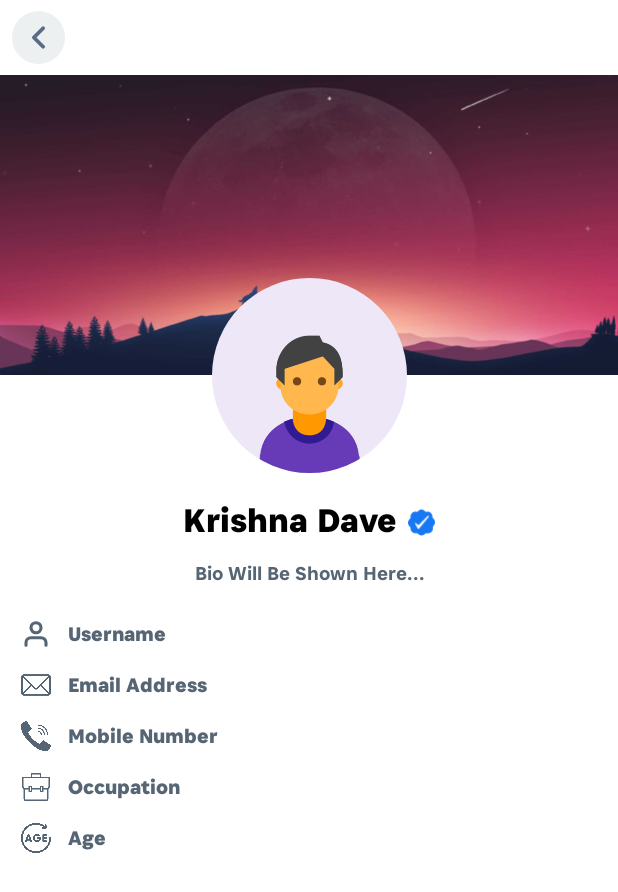
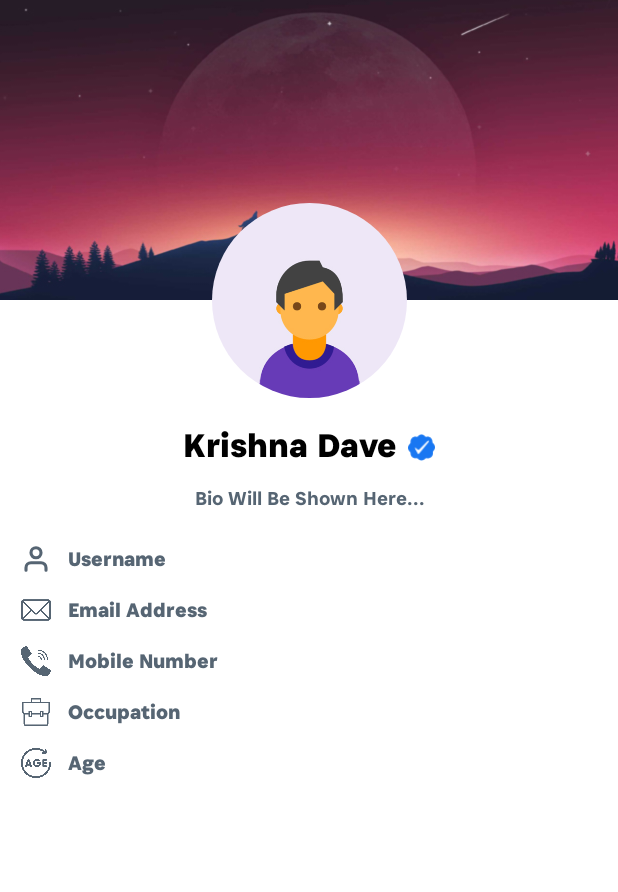
Before and after one commit to krishnadave05/AD-340, an Android app: the layout fragment_profile.xml on its own in the app's theme, with its tools: preview values and no code run, on a phone screen of 412 x 824 dp. Shown: the top 892 px of the screen. Run offline under Robolectric (Android 15) with nearby library versions, the phone set to English and light mode, and no system bars.

Commit message:
Project 4
Week 4.

```diff
--- a/app/build.gradle
+++ b/app/build.gradle
@@ -32,9 +32,13 @@ dependencies {
     implementation 'androidx.appcompat:appcompat:1.4.1'
     implementation 'com.google.android.material:material:1.5.0'
     implementation 'androidx.constraintlayout:constraintlayout:2.1.3'
+    implementation 'androidx.legacy:legacy-support-v4:1.0.0'
     testImplementation 'junit:junit:4.13.2'
     androidTestImplementation 'androidx.test.ext:junit:1.1.3'
     androidTestImplementation 'androidx.test.espresso:espresso-core:3.4.0'
 
     implementation 'de.hdodenhof:circleimageview:3.1.0'
+
+    implementation 'com.github.ibrahimsn98:SmoothBottomBar:1.7.9'
+    implementation 'org.jetbrains.kotlin:kotlin-stdlib:1.6.10'
 }
--- a/app/src/main/java/com/example/helloworld/MainActivity.java
+++ b/app/src/main/java/com/example/helloworld/MainActivity.java
@@ -43,7 +43,7 @@ public class MainActivity extends AppCompatActivity {
                 }
                 else {
 
-                    Intent intent = new Intent(MainActivity.this, ProfileActivity.class);
+                    Intent intent = new Intent(MainActivity.this, DashboardActivity.class);
                     intent.putExtra("full_name", et_full_name.getText().toString());
                     intent.putExtra("email_addr", et_email_addr.getText().toString());
                     intent.putExtra("bio", et_bio.getText().toString());
--- a/app/src/main/res/layout/activity_profile.xml
+++ b/app/src/main/res/layout/fragment_profile.xml
@@ -2,50 +2,13 @@
 <LinearLayout xmlns:android="http://schemas.android.com/apk/res/android"
     xmlns:app="http://schemas.android.com/apk/res-auto"
     xmlns:tools="http://schemas.android.com/tools"
+    android:id="@+id/scroll"
     android:layout_width="match_parent"
     android:layout_height="match_parent"
-    android:id="@+id/scroll"
+    android:background="#ffffff"
     android:orientation="vertical"
-    android:background="#ffffff"
+    tools:context=".Fragments.ProfileFragment"
     tools:ignore="Overdraw">
-
-    <androidx.constraintlayout.widget.ConstraintLayout
-        android:id="@+id/constraintLayout"
-        android:layout_width="match_parent"
-        android:layout_height="50dp"
-        android:background="#ffffff"
-        app:layout_constraintEnd_toEndOf="parent"
-        app:layout_constraintStart_toStartOf="parent"
-        app:layout_constraintTop_toTopOf="parent">
-
-        <TextView
-            android:id="@+id/topName"
-            android:layout_width="wrap_content"
-            android:layout_height="wrap_content"
-            android:fontFamily="@font/bold_roboto"
-            android:textColor="@color/colorPrimary"
-            android:textSize="20sp"
-            app:layout_constraintBottom_toBottomOf="parent"
-            app:layout_constraintEnd_toEndOf="parent"
-            app:layout_constraintStart_toStartOf="parent"
-            app:layout_constraintTop_toTopOf="parent" />
-
-        <ImageView
-            android:id="@+id/iv_back"
-            android:layout_width="35dp"
-            android:layout_height="35dp"
-            android:layout_marginStart="8dp"
-            android:background="@drawable/circle"
-            android:backgroundTint="#ECF0F1"
-            android:padding="5dp"
-            android:tint="#596C84"
-            android:src="@drawable/ic_back"
-            app:layout_constraintBottom_toBottomOf="parent"
-            app:layout_constraintStart_toStartOf="parent"
-            app:layout_constraintTop_toTopOf="parent"
-            tools:ignore="ContentDescription,UnusedAttribute,UseAppTint" />
-
-  </androidx.constraintlayout.widget.ConstraintLayout>
 
     <LinearLayout
         android:layout_width="match_parent"
@@ -280,7 +243,6 @@
                             android:layout_height="match_parent">
 
                             <Button
-                                android:visibility="invisible"
                                 android:id="@+id/follow"
                                 android:layout_width="match_parent"
                                 android:layout_height="match_parent"
@@ -312,7 +274,6 @@
                         </RelativeLayout>
 
                         <ImageView
-                            android:visibility="invisible"
                             android:id="@+id/more"
                             android:padding="8dp"
                             android:src="@drawable/ic_plus"
@@ -513,5 +474,4 @@
 
     </LinearLayout>
 
-
 </LinearLayout>
--- a/app/src/main/res/values/strings.xml
+++ b/app/src/main/res/values/strings.xml
@@ -1,3 +1,5 @@
 <resources>
     <string name="app_name">Assignment</string>
+    <!-- TODO: Remove or change this placeholder text -->
+    <string name="hello_blank_fragment">Hello blank fragment</string>
 </resources>
--- a/settings.gradle
+++ b/settings.gradle
@@ -3,6 +3,8 @@ pluginManagement {
         gradlePluginPortal()
         google()
         mavenCentral()
+
+        maven { url 'https://jitpack.io' }
     }
 }
 dependencyResolutionManagement {
@@ -10,6 +12,8 @@ dependencyResolutionManagement {
     repositories {
         google()
         mavenCentral()
+
+        maven { url 'https://jitpack.io' }
     }
 }
 include ':app'
```
Also changed, not shown: app/src/main/AndroidManifest.xml (+9 -2 lines), app/src/main/java/com/example/helloworld/DashboardActivity.java (added, +140 -0 lines), app/src/main/java/com/example/helloworld/Fragments/MatchesFragment.java (added, +66 -0 lines), app/src/main/java/com/example/helloworld/Fragments/ProfileFragment.java (added, +134 -0 lines), app/src/main/java/com/example/helloworld/Fragments/SettingsFragment.java (added, +66 -0 lines), app/src/main/java/com/example/helloworld/ProfileActivity.java (deleted, +0 -60 lines), app/src/main/res/layout/activity_dashboard.xml (added, +24 -0 lines), app/src/main/res/layout/fragment_matches.xml (added, +19 -0 lines), app/src/main/res/layout/fragment_settings.xml (added, +19 -0 lines), app/src/main/res/menu/menu.xml (added, +26 -0 lines), app/src/main/res/drawable/bottom_matches.png (added), app/src/main/res/drawable/bottom_profile.png (added), app/src/main/res/drawable/bottom_settings.png (added). Lines whose indentation alone changed are shown as unchanged.
